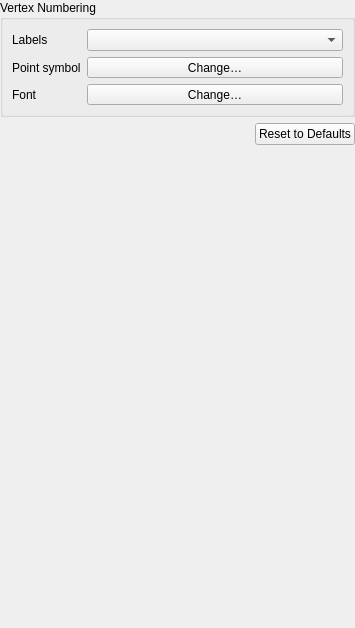
Before: the Qt Designer form vertex_compare/ui/settings.ui in north-road/vertex_compare, drawn with Qt 5.
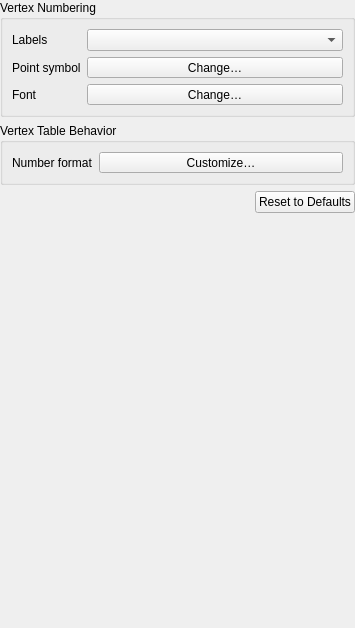
After: the same form once the commit is applied. Custom widgets are drawn as their Qt base class.

Commit message: Allow changing coordinate format

```diff
--- a/vertex_compare/ui/settings.ui
+++ b/vertex_compare/ui/settings.ui
@@ -26,19 +26,6 @@
    <property name="bottomMargin">
     <number>0</number>
    </property>
-   <item row="3" column="1">
-    <spacer name="verticalSpacer">
-     <property name="orientation">
-      <enum>Qt::Vertical</enum>
-     </property>
-     <property name="sizeHint" stdset="0">
-      <size>
-       <width>20</width>
-       <height>40</height>
-      </size>
-     </property>
-    </spacer>
-   </item>
    <item row="0" column="0" colspan="2">
     <widget class="QGroupBox" name="groupBox">
      <property name="title">
@@ -98,7 +85,20 @@
      </layout>
     </widget>
    </item>
-   <item row="1" column="0" colspan="2">
+   <item row="4" column="1">
+    <spacer name="verticalSpacer">
+     <property name="orientation">
+      <enum>Qt::Vertical</enum>
+     </property>
+     <property name="sizeHint" stdset="0">
+      <size>
+       <width>20</width>
+       <height>40</height>
+      </size>
+     </property>
+    </spacer>
+   </item>
+   <item row="2" column="0" colspan="2">
     <layout class="QHBoxLayout" name="horizontalLayout">
      <property name="bottomMargin">
       <number>0</number>
@@ -125,6 +125,35 @@
      </item>
     </layout>
    </item>
+   <item row="1" column="0" colspan="2">
+    <widget class="QGroupBox" name="groupBox_2">
+     <property name="title">
+      <string>Vertex Table Behavior</string>
+     </property>
+     <layout class="QGridLayout" name="gridLayout_3">
+      <item row="0" column="0">
+       <widget class="QLabel" name="label_4">
+        <property name="text">
+         <string>Number format</string>
+        </property>
+       </widget>
+      </item>
+      <item row="0" column="1">
+       <widget class="QToolButton" name="number_format_button">
+        <property name="sizePolicy">
+         <sizepolicy hsizetype="Expanding" vsizetype="Fixed">
+          <horstretch>0</horstretch>
+          <verstretch>0</verstretch>
+         </sizepolicy>
+        </property>
+        <property name="text">
+         <string>Customize…</string>
+        </property>
+       </widget>
+      </item>
+     </layout>
+    </widget>
+   </item>
   </layout>
  </widget>
  <customwidgets>
```
The commit also changes 4 other files.
